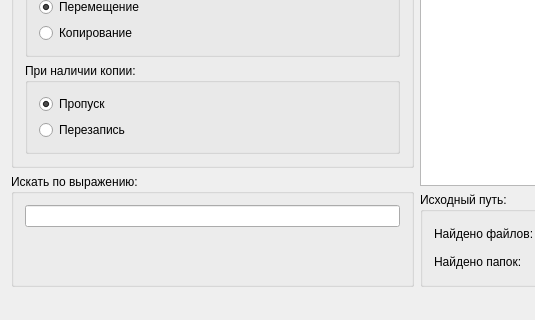
This is CMove.ui in yellow1cucumber/CMove as Qt 5 draws it before an edit; both pictures show x 0 to 535 and y 189 to 509 of the 1244 by 509 pixel window. The edited form follows.
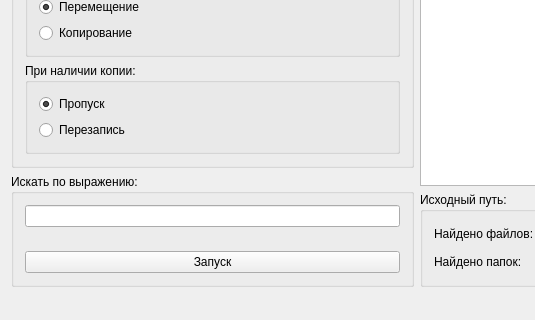
This is the edited form.

Commit message: FEAT: add start button

The edit to the form file:
```diff
--- a/CMove.ui
+++ b/CMove.ui
@@ -163,6 +163,13 @@
            </property>
           </spacer>
          </item>
+         <item>
+          <widget class="QPushButton" name="StartButton">
+           <property name="text">
+            <string>Запуск</string>
+           </property>
+          </widget>
+         </item>
         </layout>
        </widget>
       </item>
```
